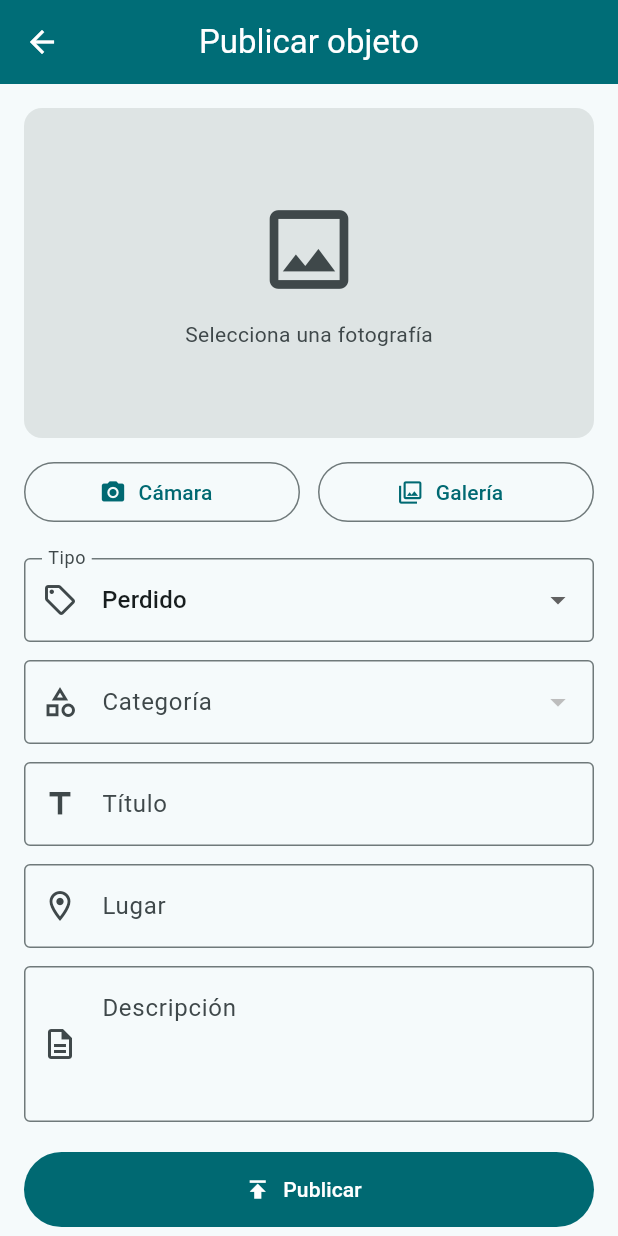
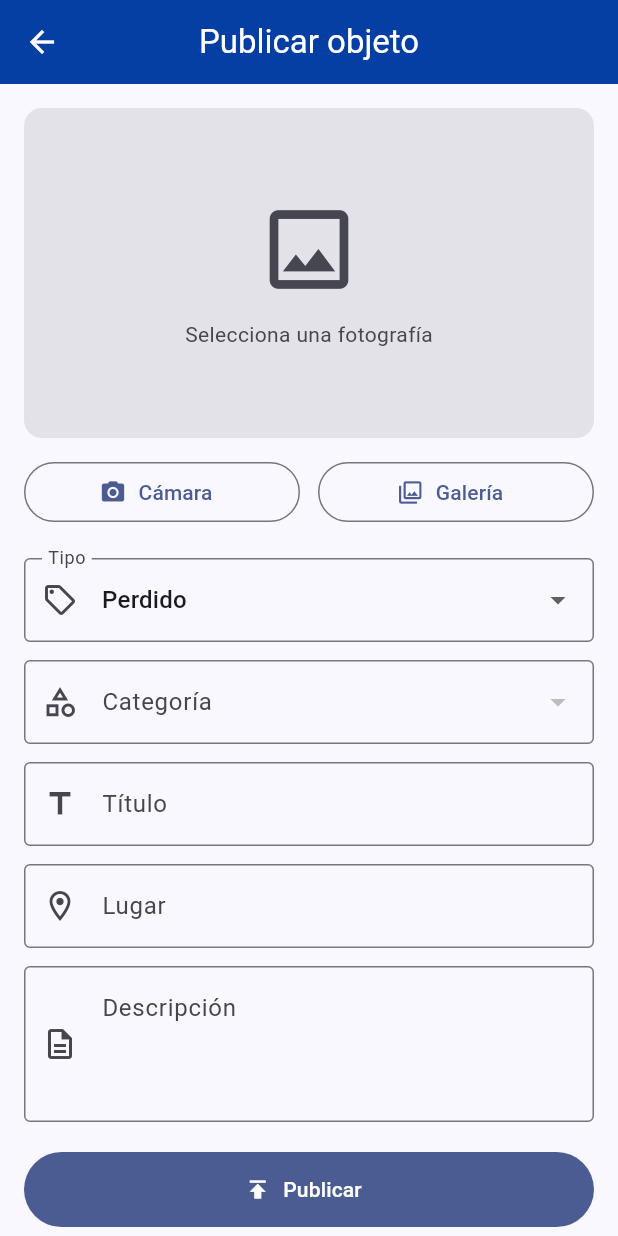
Before and after one commit to TARZz-1/LostAndFound-app, a Flutter app: the screen it shows once a user with an empty profile is signed in, after a tap on "Publicar", on a phone screen of 412 x 824 dp. Run offline on Flutter 3.47's test engine with Material 3 defaults, Android fonts, the phone set to English and light mode, and no system bars; our stand-ins replace cloud_firestore, firebase_auth, firebase_core, google_sign_in, image_picker; accounts and stored records are empty.

Commit message:
Anade iconos y limpieza final

```diff
--- a/lib/main.dart
+++ b/lib/main.dart
@@ -20,12 +20,14 @@ class MyApp extends StatelessWidget {
       debugShowCheckedModeBanner: false,
       theme: ThemeData(
         useMaterial3: true,
-        colorScheme: .fromSeed(
-          seedColor: const Color(0xFF006D77),
+        // cambia color y tonalidades de la app completa
+        colorScheme: ColorScheme.fromSeed(
+          seedColor: const Color(0xFF003DA5),
           brightness: Brightness.light,
         ),
         appBarTheme: const AppBarTheme(
-          backgroundColor: Color(0xFF006D77),
+          //cambia el color del appbar
+          backgroundColor: Color(0xFF003DA5),
           foregroundColor: Colors.white,
           centerTitle: true,
           elevation: 2,
--- a/lib/pages/home_page.dart
+++ b/lib/pages/home_page.dart
@@ -1,5 +1,4 @@
 import 'package:cloud_firestore/cloud_firestore.dart';
-import 'package:firebase_auth/firebase_auth.dart';
 import 'package:flutter/material.dart';
 
 import '../services/auth_service.dart';
@@ -174,25 +173,36 @@ class _HomePageState extends State<HomePage> {
           ),
           actions: [
             PopupMenuButton<String>(
-              icon: const Icon(Icons.more_vert),
+              icon: const Icon(Icons.logout_outlined),
               onSelected: (valor) async {
                 if (valor == 'cerrar') {
                   await _authService.signOut();
                 }
               },
 
-              itemBuilder: (_) => const [
-                PopupMenuItem(value: 'cerrar', child: Text('Cerrar Sesion')),
+              itemBuilder: (_) => [
+                PopupMenuItem(
+                  enabled: false,
+                  child: Text(
+                    user?.email ?? 'Usuario sin correo',
+                    style: const TextStyle(fontStyle: FontStyle.italic),
+                  ),
+                ),
+                const PopupMenuDivider(),
+                const PopupMenuItem(
+                  value: 'cerrar',
+                  child: Text('Cerrar Sesion'),
+                ),
               ],
             ),
           ],
           bottom: const TabBar(
             labelColor: Colors.white,
             unselectedLabelColor: Colors.white70,
-            indicatorColor: Colors.white,
+            indicatorColor: Colors.amberAccent,
             tabs: [
-              Tab(text: 'Todos'),
-              Tab(text: 'Mis publicaciones'),
+              Tab(icon: Icon(Icons.list_alt), text: 'Todos'),
+              Tab(icon: Icon(Icons.person_pin), text: 'Mis publicaciones'),
             ],
           ),
         ),
@@ -226,7 +236,9 @@ class _HomePageState extends State<HomePage> {
               MaterialPageRoute(builder: (_) => const PublishItemPage()),
             );
           },
-          icon: const Icon(Icons.add),
+          backgroundColor: Colors.amberAccent,
+          foregroundColor: Theme.of(context).colorScheme.onTertiaryContainer,
+          icon: const Icon(Icons.add_a_photo_outlined),
           label: const Text('Publicar'),
         ),
       ),
--- a/lib/pages/item_detail_page.dart
+++ b/lib/pages/item_detail_page.dart
@@ -32,6 +32,7 @@ class _ItemDetailPageState extends State<ItemDetailPage> {
       );
       Navigator.pop(context);
     } catch (error) {
+      debugPrint('Error al actualizar publicacion: $error');
       if (!mounted) return;
       ScaffoldMessenger.of(context).showSnackBar(
         const SnackBar(
@@ -50,6 +51,7 @@ class _ItemDetailPageState extends State<ItemDetailPage> {
       context: context,
       builder: (dialogContext) {
         return AlertDialog(
+          icon: const Icon(Icons.warning_amber_rounded),
           title: const Text('Eliminar publicación'),
           content: const Text('¿Seguro que deseas eliminar esta publicación?'),
           actions: [
@@ -82,6 +84,7 @@ class _ItemDetailPageState extends State<ItemDetailPage> {
           .showSnackBar(const SnackBar(content: Text('Publicación eliminada')));
       Navigator.pop(context);
     } catch (error) {
+      debugPrint('Error al eliminar publicacion: $error');
       if (!mounted) return;
 
       ScaffoldMessenger.of(context).showSnackBar(
--- a/lib/pages/login_page.dart
+++ b/lib/pages/login_page.dart
@@ -21,7 +21,11 @@ class _LoginPageState extends State<LoginPage> {
     });
 
     try {
-      await _authService.signInWithGoogle();
+      final resultado = await _authService.signInWithGoogle();
+      if (!mounted) return;
+      if (resultado == null) {
+        setState(() => _mensajeError = 'Inicio de sesion cancelado');
+      }
     } catch (ex) {
       debugPrint('Error en signInWithGoogle: $ex');
       if (!mounted) return;
--- a/lib/pages/publish_item_page.dart
+++ b/lib/pages/publish_item_page.dart
@@ -63,6 +63,7 @@ class _PublishItemPageState extends State<PublishItemPage> {
         imagenBytes = bytes;
       });
     } catch (error) {
+      debugPrint('Error al seleccionar imagen: $error');
       if (!mounted) return;
 
       ScaffoldMessenger.of(context).showSnackBar(
@@ -133,6 +134,7 @@ class _PublishItemPageState extends State<PublishItemPage> {
 
       Navigator.pop(context);
     } catch (error) {
+      debugPrint('Error al crear la publicacion: $error');
       if (!mounted) return;
 
       ScaffoldMessenger.of(context).showSnackBar(
--- a/pubspec.yaml
+++ b/pubspec.yaml
@@ -30,7 +30,6 @@ environment:
 dependencies:
   flutter:
     sdk: flutter
-  material_ui: ^1.1.0
 
   # The following adds the Cupertino Icons font to your application.
   # Use with the CupertinoIcons class for iOS style icons.
@@ -40,6 +39,7 @@ dependencies:
   cloud_firestore: ^7.2.0
   google_sign_in: ^7.2.0
   image_picker: ^1.2.4
+  intl: ^0.20.2
 
 dev_dependencies:
   flutter_test:
```
Also changed, not shown: pubspec.lock, 1 other file.
